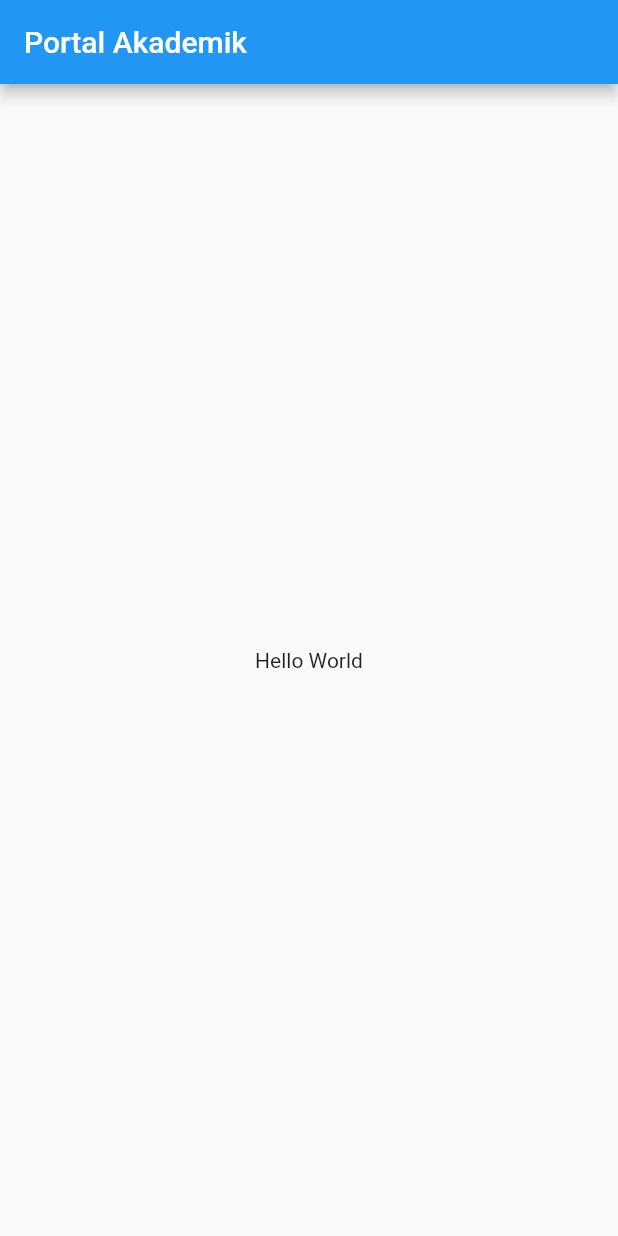
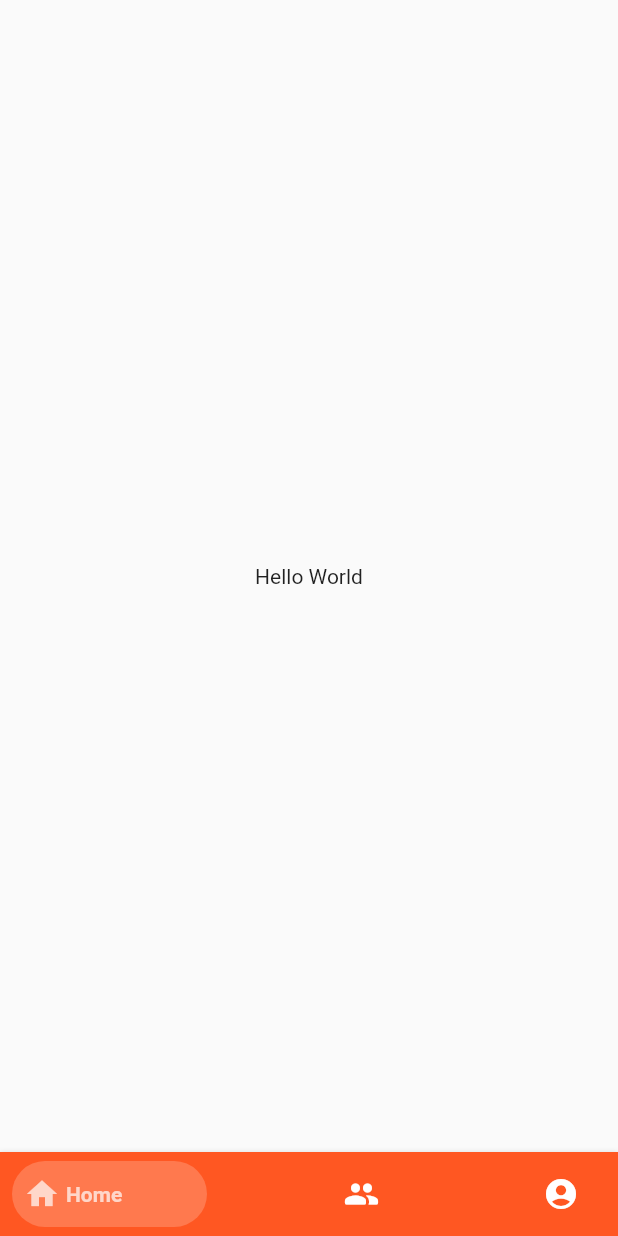
Before and after one commit to Naufal0010/PortalAkademik, a Flutter app: the screen it shows after launch, on a phone screen of 412 x 824 dp. Run offline on Flutter 3.47's test engine with Material 2 defaults, Android fonts, the phone set to English and light mode, and no system bars; drawn by our look-alikes of bottom_navy_bar.

```diff
--- a/lib/main.dart
+++ b/lib/main.dart
@@ -1,9 +1,12 @@
+import 'package:bottom_navy_bar/bottom_navy_bar.dart';
 import 'package:flutter/material.dart';
 
 void main() {
-  runApp(MaterialApp(
-    home: MyApp(),
-  ));
+  runApp(
+    MaterialApp(
+      home: MyApp(),
+    )
+  );
 }
 
 class MyApp extends StatefulWidget {
@@ -11,14 +14,12 @@ class MyApp extends StatefulWidget {
 }
 
 class _MyAppState extends State<MyApp>  {
+
+  int currentIndex = 0;
+
   @override
   Widget build(BuildContext context) {
     return Scaffold(
-      appBar: AppBar(
-        title: const Text(
-          'Portal Akademik',
-        ),
-      ),
       body: Center(
         child: Column(
           mainAxisAlignment: MainAxisAlignment.center,
@@ -27,6 +28,36 @@ class _MyAppState extends State<MyApp>  {
           ],
         ),
       ),
+      bottomNavigationBar: BottomNavyBar(
+        curve: Curves.easeInOutCirc,
+        backgroundColor: Colors.deepOrange,
+        selectedIndex: currentIndex,
+        onItemSelected: (index) {
+          setState(() {
+            currentIndex = index;
+          });
+        },
+        items: <BottomNavyBarItem>[
+          BottomNavyBarItem(
+            icon: Icon(Icons.home),
+            title: Text('Home'),
+            activeColor: Colors.white70,
+            inactiveColor: Colors.white
+          ),
+          BottomNavyBarItem(
+              icon: Icon(Icons.people_rounded),
+              title: Text('Presensi'),
+              activeColor: Colors.white70,
+              inactiveColor: Colors.white
+          ),
+          BottomNavyBarItem(
+              icon: Icon(Icons.account_circle_rounded),
+              title: Text('Profile'),
+              activeColor: Colors.white70,
+              inactiveColor: Colors.white
+          ),
+        ],
+      ),
     );
   }
 }
--- a/pubspec.yaml
+++ b/pubspec.yaml
@@ -34,6 +34,7 @@ dependencies:
   # The following adds the Cupertino Icons font to your application.
   # Use with the CupertinoIcons class for iOS style icons.
   cupertino_icons: ^1.0.2
+  bottom_navy_bar: ^6.0.0
 
 dev_dependencies:
   flutter_test:
```
Also changed, not shown: pubspec.lock.
